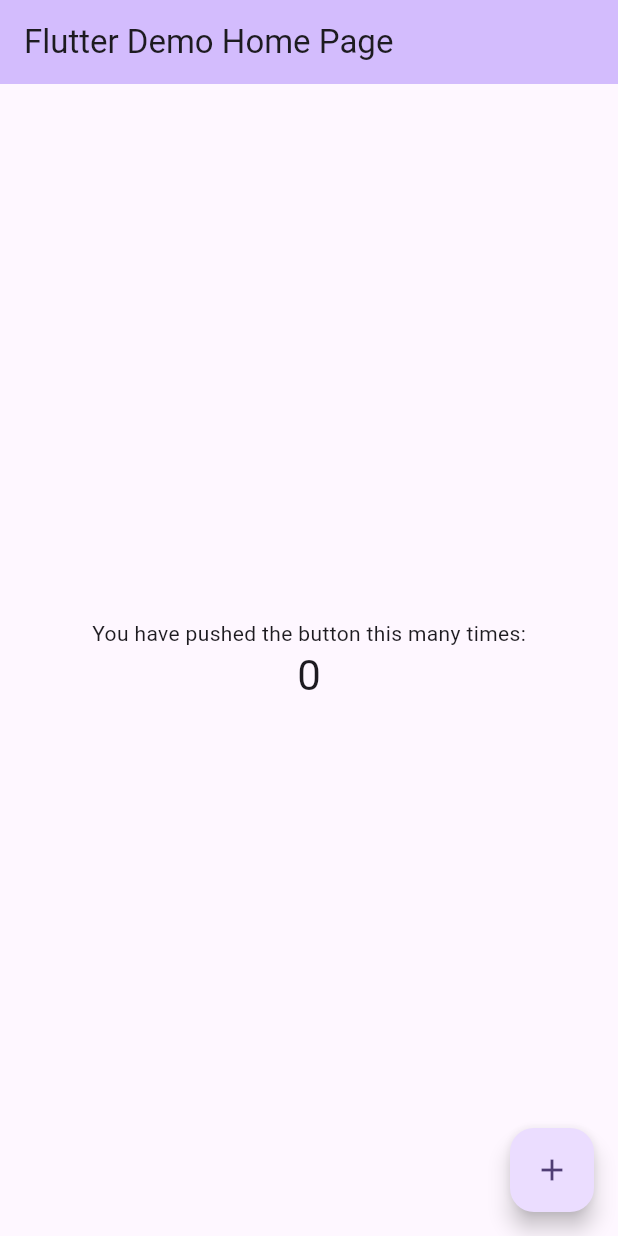
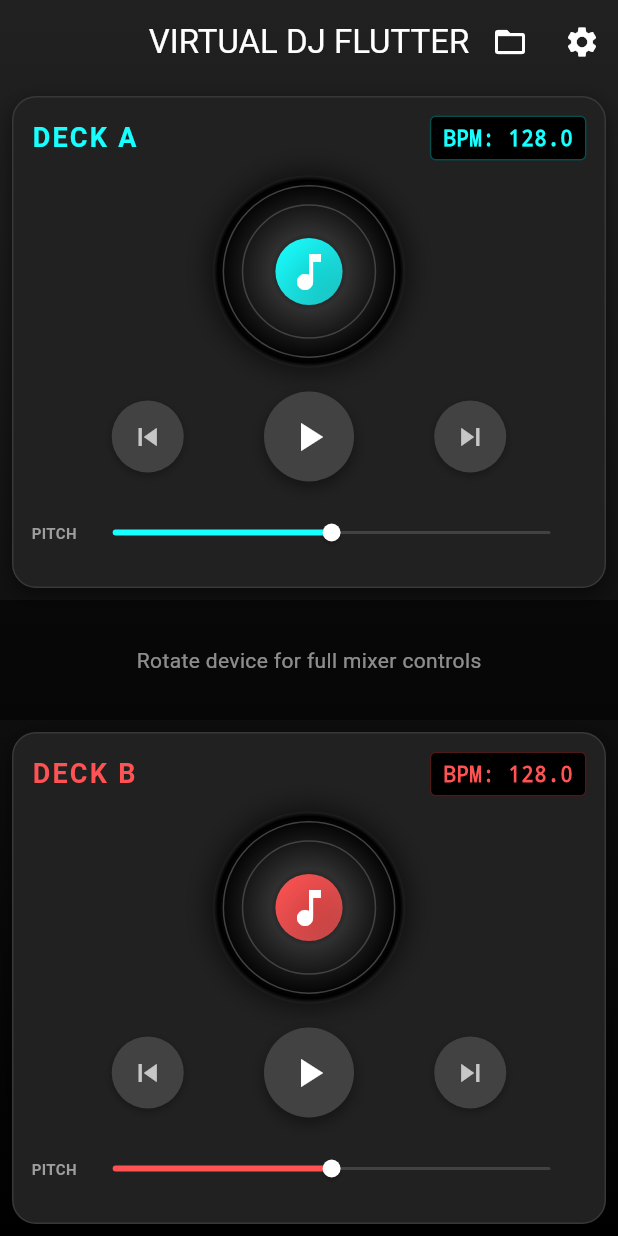
Before and after one commit to could-ai/019ae229-3892-718d-9b0d-f0a5e0405bfe, a Flutter app: the screen it shows after launch, on a phone screen of 412 x 824 dp. Run offline on Flutter 3.47's test engine with Material 3 defaults, Android fonts, the phone set to English and light mode, and no system bars.

Commit message:
Initialize Virtual DJ app with dark theme and routing to DJMainScreen; Create main DJ screen with responsive layout for decks and mixer; Create realistic DeckWidget with vinyl animation, pitch control, and transport buttons; Create MixerWidget with EQ knobs, volume faders, and crossfader controls

```diff
--- a/usr/lib/main.dart
+++ b/usr/lib/main.dart
@@ -1,123 +1,33 @@
 import 'package:flutter/material.dart';
+import 'screens/dj_main_screen.dart';
 
 void main() {
-  runApp(const MyApp());
+  runApp(const VirtualDJApp());
 }
 
-class MyApp extends StatelessWidget {
-  const MyApp({super.key});
+class VirtualDJApp extends StatelessWidget {
+  const VirtualDJApp({super.key});
 
-  // This widget is the root of your application.
   @override
   Widget build(BuildContext context) {
     return MaterialApp(
-      title: 'Flutter Demo',
+      title: 'Virtual DJ Flutter',
       debugShowCheckedModeBanner: false,
       theme: ThemeData(
-        // This is the theme of your application.
-        //
-        // TRY THIS: Try running your application with "flutter run". You'll see
-        // the application has a purple toolbar. Then, without quitting the app,
-        // try changing the seedColor in the colorScheme below to Colors.green
-        // and then invoke "hot reload" (save your changes or press the "hot
-        // reload" button in a Flutter-supported IDE, or press "r" if you used
-        // the command line to start the app).
-        //
-        // Notice that the counter didn't reset back to zero; the application
-        // state is not lost during the reload. To reset the state, use hot
-        // restart instead.
-        //
-        // This works for code too, not just values: Most code changes can be
-        // tested with just a hot reload.
-        colorScheme: ColorScheme.fromSeed(seedColor: Colors.deepPurple),
+        brightness: Brightness.dark,
+        primaryColor: Colors.blueGrey[900],
+        scaffoldBackgroundColor: Colors.black,
+        useMaterial3: true,
+        colorScheme: ColorScheme.dark(
+          primary: Colors.blueAccent,
+          secondary: Colors.redAccent,
+          surface: Colors.grey[900]!,
+        ),
       ),
       initialRoute: '/',
       routes: {
-        '/': (context) => const MyHomePage(title: 'Flutter Demo Home Page'),
+        '/': (context) => const DJMainScreen(),
       },
     );
   }
 }
-
-class MyHomePage extends StatefulWidget {
-  const MyHomePage({super.key, required this.title});
-
-  // This widget is the home page of your application. It is stateful, meaning
-  // that it has a State object (defined below) that contains fields that affect
-  // how it looks.
-
-  // This class is the configuration for the state. It holds the values (in this
-  // case the title) provided by the parent (in this case the App widget) and
-  // used by the build method of the State. Fields in a Widget subclass are
-  // always marked "final".
-
-  final String title;
-
-  @override
-  State<MyHomePage> createState() => _MyHomePageState();
-}
-
-class _MyHomePageState extends State<MyHomePage> {
-  int _counter = 0;
-
-  void _incrementCounter() {
-    setState(() {
-      // This call to setState tells the Flutter framework that something has
-      // changed in this State, which causes it to rerun the build method below
-      // so that the display can reflect the updated values. If we changed
-      // _counter without calling setState(), then the build method would not be
-      // called again, and so nothing would appear to happen.
-      _counter++;
-    });
-  }
-
-  @override
-  Widget build(BuildContext context) {
-    // This method is rerun every time setState is called, for instance as done
-    // by the _incrementCounter method above.
-    //
-    // The Flutter framework has been optimized to make rerunning build methods
-    // fast, so that you can just rebuild anything that needs updating rather
-    // than having to individually change instances of widgets.
-    return Scaffold(
-      appBar: AppBar(
-        // TRY THIS: Try changing the color here to a specific color (to
-        // Colors.amber, perhaps?) and trigger a hot reload to see the AppBar
-        // change color while the other colors stay the same.
-        backgroundColor: Theme.of(context).colorScheme.inversePrimary,
-        // Here we take the value from the MyHomePage object that was created by
-        // the App.build method, and use it to set our appbar title.
-        title: Text(widget.title),
-      ),
-      body: Center(
-        // Center is a layout widget. It takes a single child and positions it
-        // in the middle of the parent.
-        child: Column(
-          // Column is also a layout widget. It takes a list of children and
-          // arranges them vertically. By default, it sizes itself to fit its
-          // children horizontally, and tries to be as tall as its parent.
-          //
-          // Column has various properties to control how it sizes itself and
-          // how it positions its children. Here we use mainAxisAlignment to
-          // center the children vertically; the main axis here is the vertical
-          // axis because Columns are vertical (the cross axis would be
-          // horizontal).
-          //
-          // TRY THIS: Invoke "debug painting" (choose the "Toggle Debug Paint"
-          // action in the IDE, or press "p" in the console), to see the
-          // wireframe for each widget.
-          mainAxisAlignment: MainAxisAlignment.center,
-          children: <Widget>[
-            const Text('You have pushed the button this many times:'),
-            Text('$_counter', style: Theme.of(context).textTheme.headlineMedium),
-          ],
-        ),
-      ),
-      floatingActionButton: FloatingActionButton(
-        onPressed: _incrementCounter,
-        tooltip: 'Increment',
-        child: const Icon(Icons.add),
-      ), // This trailing comma makes auto-formatting nicer for build methods.
-    );
-  }
-}
--- /dev/null
+++ b/usr/lib/screens/dj_main_screen.dart
@@ -0,0 +1,106 @@
+import 'package:flutter/material.dart';
+import '../widgets/deck_widget.dart';
+import '../widgets/mixer_widget.dart';
+
+class DJMainScreen extends StatelessWidget {
+  const DJMainScreen({super.key});
+
+  @override
+  Widget build(BuildContext context) {
+    return Scaffold(
+      appBar: AppBar(
+        title: const Text('VIRTUAL DJ FLUTTER'),
+        centerTitle: true,
+        elevation: 0,
+        backgroundColor: Colors.transparent,
+        actions: [
+          IconButton(
+            icon: const Icon(Icons.folder_open),
+            onPressed: () {
+              ScaffoldMessenger.of(context).showSnackBar(
+                const SnackBar(content: Text('Library feature coming soon!')),
+              );
+            },
+          ),
+          IconButton(
+            icon: const Icon(Icons.settings),
+            onPressed: () {},
+          ),
+        ],
+      ),
+      extendBodyBehindAppBar: true,
+      body: Container(
+        decoration: BoxDecoration(
+          gradient: LinearGradient(
+            begin: Alignment.topCenter,
+            end: Alignment.bottomCenter,
+            colors: [Colors.grey[900]!, Colors.black],
+          ),
+        ),
+        child: SafeArea(
+          child: LayoutBuilder(
+            builder: (context, constraints) {
+              // Check orientation
+              bool isLandscape = constraints.maxWidth > constraints.maxHeight;
+
+              if (isLandscape) {
+                return Row(
+                  children: [
+                    const Expanded(
+                      flex: 4,
+                      child: DeckWidget(
+                        deckName: 'DECK A',
+                        color: Colors.cyanAccent,
+                      ),
+                    ),
+                    const Expanded(
+                      flex: 2,
+                      child: MixerWidget(),
+                    ),
+                    const Expanded(
+                      flex: 4,
+                      child: DeckWidget(
+                        deckName: 'DECK B',
+                        color: Colors.redAccent,
+                      ),
+                    ),
+                  ],
+                );
+              } else {
+                // Portrait Layout (Stacked)
+                return Column(
+                  children: [
+                    const Expanded(
+                      flex: 4,
+                      child: DeckWidget(
+                        deckName: 'DECK A',
+                        color: Colors.cyanAccent,
+                      ),
+                    ),
+                    Container(
+                      height: 80,
+                      color: Colors.black54,
+                      child: const Center(
+                        child: Text(
+                          "Rotate device for full mixer controls",
+                          style: TextStyle(color: Colors.white54),
+                        ),
+                      ),
+                    ),
+                    const Expanded(
+                      flex: 4,
+                      child: DeckWidget(
+                        deckName: 'DECK B',
+                        color: Colors.redAccent,
+                      ),
+                    ),
+                  ],
+                );
+              }
+            },
+          ),
+        ),
+      ),
+    );
+  }
+}
--- /dev/null
+++ b/usr/lib/widgets/deck_widget.dart
@@ -0,0 +1,284 @@
+import 'package:flutter/material.dart';
+import 'dart:math';
+
+class DeckWidget extends StatefulWidget {
+  final String deckName;
+  final Color color;
+
+  const DeckWidget({super.key, required this.deckName, required this.color});
+
+  @override
+  State<DeckWidget> createState() => _DeckWidgetState();
+}
+
+class _DeckWidgetState extends State<DeckWidget> with SingleTickerProviderStateMixin {
+  late AnimationController _controller;
+  bool _isPlaying = false;
+  double _pitch = 1.0;
+
+  @override
+  void initState() {
+    super.initState();
+    _controller = AnimationController(
+      duration: const Duration(seconds: 2),
+      vsync: this,
+    );
+  }
+
+  @override
+  void dispose() {
+    _controller.dispose();
+    super.dispose();
+  }
+
+  void _togglePlay() {
+    setState(() {
+      _isPlaying = !_isPlaying;
+      if (_isPlaying) {
+        _controller.repeat();
+      } else {
+        _controller.stop();
+      }
+    });
+  }
+
+  @override
+  Widget build(BuildContext context) {
+    return Container(
+      margin: const EdgeInsets.all(8),
+      padding: const EdgeInsets.all(12),
+      decoration: BoxDecoration(
+        color: Colors.grey[900],
+        borderRadius: BorderRadius.circular(16),
+        border: Border.all(color: Colors.white10, width: 1),
+        boxShadow: [
+          BoxShadow(
+            color: Colors.black.withOpacity(0.5),
+            blurRadius: 10,
+            offset: const Offset(0, 4),
+          ),
+        ],
+      ),
+      child: Column(
+        mainAxisAlignment: MainAxisAlignment.spaceBetween,
+        children: [
+          // Header
+          Row(
+            mainAxisAlignment: MainAxisAlignment.spaceBetween,
+            children: [
+              Text(
+                widget.deckName,
+                style: TextStyle(
+                  color: widget.color,
+                  fontWeight: FontWeight.bold,
+                  fontSize: 18,
+                  letterSpacing: 1.5,
+                ),
+              ),
+              Container(
+                padding: const EdgeInsets.symmetric(horizontal: 8, vertical: 4),
+                decoration: BoxDecoration(
+                  color: Colors.black,
+                  borderRadius: BorderRadius.circular(4),
+                  border: Border.all(color: widget.color.withOpacity(0.3)),
+                ),
+                child: Text(
+                  "BPM: ${(128 * _pitch).toStringAsFixed(1)}",
+                  style: TextStyle(
+                    color: widget.color,
+                    fontFamily: 'monospace',
+                    fontWeight: FontWeight.bold,
+                  ),
+                ),
+              ),
+            ],
+          ),
+
+          const SizedBox(height: 10),
+
+          // Vinyl Record
+          Expanded(
+            child: LayoutBuilder(
+              builder: (context, constraints) {
+                double size = min(constraints.maxWidth, constraints.maxHeight);
+                return GestureDetector(
+                  onTap: _togglePlay,
+                  child: AnimatedBuilder(
+                    animation: _controller,
+                    builder: (context, child) {
+                      return Transform.rotate(
+                        angle: _controller.value * 2 * pi,
+                        child: child,
+                      );
+                    },
+                    child: Container(
+                      width: size,
+                      height: size,
+                      decoration: BoxDecoration(
+                        shape: BoxShape.circle,
+                        color: Colors.black,
+                        gradient: RadialGradient(
+                          colors: [
+                            Colors.black,
+                            Colors.grey[850]!,
+                            Colors.black,
+                            Colors.grey[900]!,
+                          ],
+                          stops: const [0.05, 0.4, 0.95, 1.0],
+                        ),
+                        boxShadow: [
+                          BoxShadow(
+                            color: Colors.black.withOpacity(0.6),
+                            blurRadius: 15,
+                            spreadRadius: 2,
+                          )
+                        ],
+                      ),
+                      child: Stack(
+                        alignment: Alignment.center,
+                        children: [
+                          // Grooves
+                          Container(
+                            width: size * 0.9,
+                            height: size * 0.9,
+                            decoration: BoxDecoration(
+                              shape: BoxShape.circle,
+                              border: Border.all(color: Colors.grey[800]!, width: 1),
+                            ),
+                          ),
+                          Container(
+                            width: size * 0.7,
+                            height: size * 0.7,
+                            decoration: BoxDecoration(
+                              shape: BoxShape.circle,
+                              border: Border.all(color: Colors.grey[800]!, width: 1),
+                            ),
+                          ),
+                          // Label
+                          Container(
+                            width: size * 0.35,
+                            height: size * 0.35,
+                            decoration: BoxDecoration(
+                              shape: BoxShape.circle,
+                              color: widget.color,
+                              gradient: LinearGradient(
+                                begin: Alignment.topLeft,
+                                end: Alignment.bottomRight,
+                                colors: [
+                                  widget.color,
+                                  widget.color.withOpacity(0.7),
+                                ],
+                              ),
+                            ),
+                            child: const Center(
+                              child: Icon(Icons.music_note, color: Colors.white, size: 32),
+                            ),
+                          ),
+                        ],
+                      ),
+                    ),
+                  ),
+                );
+              },
+            ),
+          ),
+
+          const SizedBox(height: 16),
+
+          // Transport Controls
+          Row(
+            mainAxisAlignment: MainAxisAlignment.spaceEvenly,
+            children: [
+              _buildControlButton(Icons.skip_previous, () {}),
+              _buildPlayButton(),
+              _buildControlButton(Icons.skip_next, () {}),
+            ],
+          ),
+
+          const SizedBox(height: 10),
+
+          // Pitch Slider
+          Row(
+            children: [
+              Text('PITCH', style: TextStyle(color: Colors.grey[500], fontSize: 10, fontWeight: FontWeight.bold)),
+              Expanded(
+                child: SliderTheme(
+                  data: SliderTheme.of(context).copyWith(
+                    activeTrackColor: widget.color,
+                    inactiveTrackColor: Colors.grey[800],
+                    thumbColor: Colors.white,
+                    trackHeight: 2,
+                    thumbShape: const RoundSliderThumbShape(enabledThumbRadius: 6),
+                  ),
+                  child: Slider(
+                    value: _pitch,
+                    min: 0.8,
+                    max: 1.2,
+                    onChanged: (value) {
+                      setState(() {
+                        _pitch = value;
+                        if (_isPlaying) {
+                          _controller.duration = Duration(milliseconds: (2000 / value).round());
+                          _controller.repeat();
+                        }
+                      });
+                    },
+                  ),
+                ),
+              ),
+            ],
+          ),
+        ],
+      ),
+    );
+  }
+
+  Widget _buildControlButton(IconData icon, VoidCallback onPressed) {
+    return Container(
+      decoration: BoxDecoration(
+        color: Colors.grey[800],
+        shape: BoxShape.circle,
+        boxShadow: [
+          BoxShadow(
+            color: Colors.black.withOpacity(0.3),
+            blurRadius: 4,
+            offset: const Offset(0, 2),
+          ),
+        ],
+      ),
+      child: IconButton(
+        icon: Icon(icon),
+        color: Colors.white70,
+        onPressed: onPressed,
+      ),
+    );
+  }
+
+  Widget _buildPlayButton() {
+    return Container(
+      width: 60,
+      height: 60,
+      decoration: BoxDecoration(
+        color: _isPlaying ? widget.color : Colors.grey[800],
+        shape: BoxShape.circle,
+        boxShadow: [
+          BoxShadow(
+            color: (_isPlaying ? widget.color : Colors.black).withOpacity(0.4),
+            blurRadius: 8,
+            offset: const Offset(0, 4),
+          ),
+        ],
+        border: Border.all(
+          color: _isPlaying ? Colors.white : Colors.transparent,
+          width: 2,
+        ),
+      ),
+      child: IconButton(
+        icon: Icon(_isPlaying ? Icons.pause : Icons.play_arrow),
+        color: Colors.white,
+        iconSize: 32,
+        onPressed: _togglePlay,
+      ),
+    );
+  }
+}
```
Also changed, not shown: usr/lib/widgets/mixer_widget.dart (added, +165 -0 lines).
